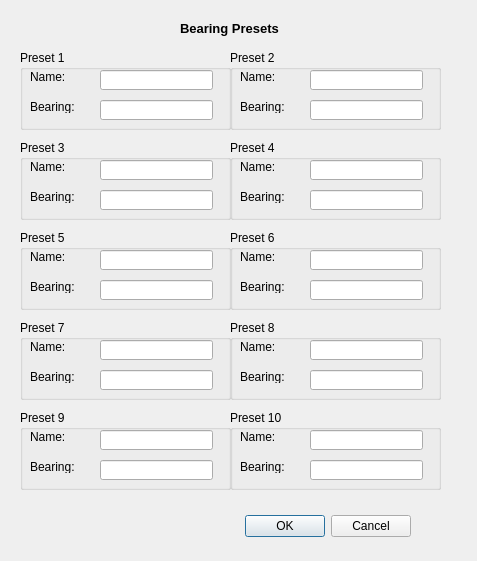
Before: the Qt Designer form mqt/MqtRotator/editpresetsdialog.ui in zsteva/backup-minos2, drawn with Qt 5.
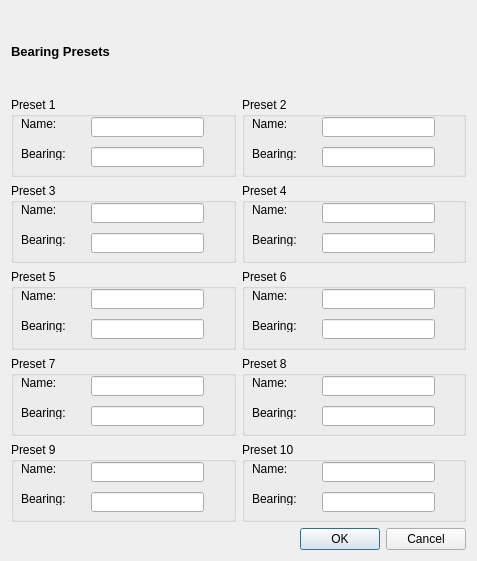
After: the same form once the commit is applied.

Commit message: compass and layouts adjust for resizing. Dial promoted to compassDial

Patch:
```diff
--- a/mqt/MqtRotator/editpresetsdialog.ui
+++ b/mqt/MqtRotator/editpresetsdialog.ui
@@ -13,208 +13,23 @@
   <property name="windowTitle">
    <string>Dialog</string>
   </property>
-  <widget class="QDialogButtonBox" name="editPresetbuttonBox">
-   <property name="geometry">
-    <rect>
-     <x>80</x>
-     <y>510</y>
-     <width>331</width>
-     <height>32</height>
-    </rect>
-   </property>
-   <property name="orientation">
-    <enum>Qt::Horizontal</enum>
-   </property>
-   <property name="standardButtons">
-    <set>QDialogButtonBox::Cancel|QDialogButtonBox::Ok</set>
-   </property>
-  </widget>
-  <widget class="QGroupBox" name="groupBox_5">
-   <property name="geometry">
-    <rect>
-     <x>20</x>
-     <y>230</y>
-     <width>211</width>
-     <height>80</height>
-    </rect>
-   </property>
-   <property name="title">
-    <string>Preset 5</string>
-   </property>
-   <widget class="QLabel" name="editPreset5_NameLabel">
-    <property name="geometry">
-     <rect>
-      <x>10</x>
-      <y>20</y>
-      <width>47</width>
-      <height>13</height>
-     </rect>
-    </property>
+  <layout class="QGridLayout" name="gridLayout">
+   <item row="0" column="0">
+    <widget class="QLabel" name="BearingPresetTitle">
+     <property name="font">
+      <font>
+       <pointsize>10</pointsize>
+       <weight>75</weight>
+       <bold>true</bold>
+      </font>
+     </property>
     <property name="text">
-     <string>Name:</string>
-    </property>
-   </widget>
-   <widget class="QLabel" name="editPresetBearing5_Label">
-    <property name="geometry">
-     <rect>
-      <x>10</x>
-      <y>50</y>
-      <width>47</width>
-      <height>13</height>
-     </rect>
-    </property>
-    <property name="text">
-     <string>Bearing:</string>
-    </property>
-   </widget>
-   <widget class="QLineEdit" name="presetNameEdit5">
-    <property name="geometry">
-     <rect>
-      <x>80</x>
-      <y>20</y>
-      <width>113</width>
-      <height>20</height>
-     </rect>
-    </property>
-   </widget>
-   <widget class="QLineEdit" name="presetBearingEdit5">
-    <property name="geometry">
-     <rect>
-      <x>80</x>
-      <y>50</y>
-      <width>113</width>
-      <height>20</height>
-     </rect>
-    </property>
-   </widget>
-  </widget>
-  <widget class="QGroupBox" name="groupBox_8">
-   <property name="geometry">
-    <rect>
-     <x>230</x>
-     <y>320</y>
-     <width>211</width>
-     <height>80</height>
-    </rect>
-   </property>
-   <property name="title">
-    <string>Preset 8</string>
-   </property>
-   <widget class="QLabel" name="editPreset8_NameLabel">
-    <property name="geometry">
-     <rect>
-      <x>10</x>
-      <y>20</y>
-      <width>47</width>
-      <height>13</height>
-     </rect>
-    </property>
-    <property name="text">
-     <string>Name:</string>
-    </property>
-   </widget>
-   <widget class="QLabel" name="editPresetBearing8_Label">
-    <property name="geometry">
-     <rect>
-      <x>10</x>
-      <y>50</y>
-      <width>47</width>
-      <height>13</height>
-     </rect>
-    </property>
-    <property name="text">
-     <string>Bearing:</string>
-    </property>
-   </widget>
-   <widget class="QLineEdit" name="presetNameEdit8">
-    <property name="geometry">
-     <rect>
-      <x>80</x>
-      <y>20</y>
-      <width>113</width>
-      <height>20</height>
-     </rect>
-    </property>
-   </widget>
-   <widget class="QLineEdit" name="presetBearingEdit8">
-    <property name="geometry">
-     <rect>
-      <x>80</x>
-      <y>50</y>
-      <width>113</width>
-      <height>20</height>
-     </rect>
-    </property>
-   </widget>
-  </widget>
-  <widget class="QGroupBox" name="groupBox_10">
-   <property name="geometry">
-    <rect>
-     <x>230</x>
-     <y>410</y>
-     <width>211</width>
-     <height>80</height>
-    </rect>
-   </property>
-   <property name="title">
-    <string>Preset 10</string>
-   </property>
-   <widget class="QLabel" name="editPreset10_NameLabel">
-    <property name="geometry">
-     <rect>
-      <x>10</x>
-      <y>20</y>
-      <width>47</width>
-      <height>13</height>
-     </rect>
-    </property>
-    <property name="text">
-     <string>Name:</string>
-    </property>
-   </widget>
-   <widget class="QLabel" name="editPresetBearing10_Label">
-    <property name="geometry">
-     <rect>
-      <x>10</x>
-      <y>50</y>
-      <width>47</width>
-      <height>13</height>
-     </rect>
-    </property>
-    <property name="text">
-     <string>Bearing:</string>
-    </property>
-   </widget>
-   <widget class="QLineEdit" name="presetNameEdit10">
-    <property name="geometry">
-     <rect>
-      <x>80</x>
-      <y>20</y>
-      <width>113</width>
-      <height>20</height>
-     </rect>
-    </property>
-   </widget>
-   <widget class="QLineEdit" name="presetBearingEdit10">
-    <property name="geometry">
-     <rect>
-      <x>80</x>
-      <y>50</y>
-      <width>113</width>
-      <height>20</height>
-     </rect>
-    </property>
-   </widget>
-  </widget>
+      <string>Bearing Presets</string>
+     </property>
+    </widget>
+   </item>
+   <item row="1" column="0">
   <widget class="QGroupBox" name="groupBox_1">
-   <property name="geometry">
-    <rect>
-     <x>20</x>
-     <y>50</y>
-     <width>211</width>
-     <height>80</height>
-    </rect>
-   </property>
    <property name="title">
     <string>Preset 1</string>
    </property>
@@ -268,15 +83,62 @@
     </property>
    </widget>
   </widget>
+   </item>
+   <item row="1" column="1">
+    <widget class="QGroupBox" name="groupBox_2">
+     <property name="title">
+      <string>Preset 2</string>
+     </property>
+     <widget class="QLabel" name="editPreset2_NameLabel">
+      <property name="geometry">
+       <rect>
+        <x>10</x>
+        <y>20</y>
+        <width>47</width>
+        <height>13</height>
+       </rect>
+      </property>
+      <property name="text">
+       <string>Name:</string>
+      </property>
+     </widget>
+     <widget class="QLabel" name="editPresetBearing2_Label">
+      <property name="geometry">
+       <rect>
+        <x>10</x>
+        <y>50</y>
+        <width>47</width>
+        <height>13</height>
+       </rect>
+      </property>
+      <property name="text">
+       <string>Bearing:</string>
+      </property>
+     </widget>
+     <widget class="QLineEdit" name="presetNameEdit2">
+      <property name="geometry">
+       <rect>
+        <x>80</x>
+        <y>20</y>
+        <width>113</width>
+        <height>20</height>
+       </rect>
+      </property>
+     </widget>
+     <widget class="QLineEdit" name="presetBearingEdit2">
+      <property name="geometry">
+       <rect>
+        <x>80</x>
+        <y>50</y>
+        <width>113</width>
+        <height>20</height>
+       </rect>
+      </property>
+     </widget>
+    </widget>
+   </item>
+   <item row="2" column="0">
   <widget class="QGroupBox" name="groupBox_3">
-   <property name="geometry">
-    <rect>
-     <x>20</x>
-     <y>140</y>
-     <width>211</width>
-     <height>80</height>
-    </rect>
-   </property>
    <property name="title">
     <string>Preset 3</string>
    </property>
@@ -327,74 +189,9 @@
     </property>
    </widget>
   </widget>
-  <widget class="QGroupBox" name="groupBox_9">
-   <property name="geometry">
-    <rect>
-     <x>20</x>
-     <y>410</y>
-     <width>211</width>
-     <height>80</height>
-    </rect>
-   </property>
-   <property name="title">
-    <string>Preset 9</string>
-   </property>
-   <widget class="QLabel" name="editPreset9_NameLabel">
-    <property name="geometry">
-     <rect>
-      <x>10</x>
-      <y>20</y>
-      <width>47</width>
-      <height>13</height>
-     </rect>
-    </property>
-    <property name="text">
-     <string>Name:</string>
-    </property>
-   </widget>
-   <widget class="QLabel" name="editPresetBearing9_Label">
-    <property name="geometry">
-     <rect>
-      <x>10</x>
-      <y>50</y>
-      <width>47</width>
-      <height>13</height>
-     </rect>
-    </property>
-    <property name="text">
-     <string>Bearing:</string>
-    </property>
-   </widget>
-   <widget class="QLineEdit" name="presetNameEdit9">
-    <property name="geometry">
-     <rect>
-      <x>80</x>
-      <y>20</y>
-      <width>113</width>
-      <height>20</height>
-     </rect>
-    </property>
-   </widget>
-   <widget class="QLineEdit" name="presetBearingEdit9">
-    <property name="geometry">
-     <rect>
-      <x>80</x>
-      <y>50</y>
-      <width>113</width>
-      <height>20</height>
-     </rect>
-    </property>
-   </widget>
-  </widget>
+   </item>
+   <item row="2" column="1">
   <widget class="QGroupBox" name="groupBox_4">
-   <property name="geometry">
-    <rect>
-     <x>230</x>
-     <y>140</y>
-     <width>211</width>
-     <height>80</height>
-    </rect>
-   </property>
    <property name="title">
     <string>Preset 4</string>
    </property>
@@ -445,15 +242,62 @@
     </property>
    </widget>
   </widget>
+   </item>
+   <item row="3" column="0">
+    <widget class="QGroupBox" name="groupBox_5">
+     <property name="title">
+      <string>Preset 5</string>
+     </property>
+     <widget class="QLabel" name="editPreset5_NameLabel">
+      <property name="geometry">
+       <rect>
+        <x>10</x>
+        <y>20</y>
+        <width>47</width>
+        <height>13</height>
+       </rect>
+      </property>
+      <property name="text">
+       <string>Name:</string>
+      </property>
+     </widget>
+     <widget class="QLabel" name="editPresetBearing5_Label">
+      <property name="geometry">
+       <rect>
+        <x>10</x>
+        <y>50</y>
+        <width>47</width>
+        <height>13</height>
+       </rect>
+      </property>
+      <property name="text">
+       <string>Bearing:</string>
+      </property>
+     </widget>
+     <widget class="QLineEdit" name="presetNameEdit5">
+      <property name="geometry">
+       <rect>
+        <x>80</x>
+        <y>20</y>
+        <width>113</width>
+        <height>20</height>
+       </rect>
+      </property>
+     </widget>
+     <widget class="QLineEdit" name="presetBearingEdit5">
+      <property name="geometry">
+       <rect>
+        <x>80</x>
+        <y>50</y>
+        <width>113</width>
+        <height>20</height>
+       </rect>
+      </property>
+     </widget>
+    </widget>
+   </item>
+   <item row="3" column="1">
   <widget class="QGroupBox" name="groupBox_6">
-   <property name="geometry">
-    <rect>
-     <x>230</x>
-     <y>230</y>
-     <width>211</width>
-     <height>80</height>
-    </rect>
-   </property>
    <property name="title">
     <string>Preset 6</string>
    </property>
@@ -504,35 +348,9 @@
     </property>
    </widget>
   </widget>
-  <widget class="QLabel" name="BearingPresetTitle">
-   <property name="geometry">
-    <rect>
-     <x>180</x>
-     <y>20</y>
-     <width>111</width>
-     <height>16</height>
-    </rect>
-   </property>
-   <property name="font">
-    <font>
-     <pointsize>10</pointsize>
-     <weight>75</weight>
-     <bold>true</bold>
-    </font>
-   </property>
-   <property name="text">
-    <string>Bearing Presets</string>
-   </property>
-  </widget>
+   </item>
+   <item row="4" column="0">
   <widget class="QGroupBox" name="groupBox_7">
-   <property name="geometry">
-    <rect>
-     <x>20</x>
-     <y>320</y>
-     <width>211</width>
-     <height>80</height>
-    </rect>
-   </property>
    <property name="title">
     <string>Preset 7</string>
    </property>
@@ -583,19 +401,66 @@
     </property>
    </widget>
   </widget>
-  <widget class="QGroupBox" name="groupBox_2">
+   </item>
+   <item row="4" column="1">
+    <widget class="QGroupBox" name="groupBox_8">
+     <property name="title">
+      <string>Preset 8</string>
+     </property>
+     <widget class="QLabel" name="editPreset8_NameLabel">
    <property name="geometry">
     <rect>
-     <x>230</x>
+        <x>10</x>
+        <y>20</y>
+        <width>47</width>
+        <height>13</height>
+       </rect>
+      </property>
+      <property name="text">
+       <string>Name:</string>
+      </property>
+     </widget>
+     <widget class="QLabel" name="editPresetBearing8_Label">
+      <property name="geometry">
+       <rect>
+        <x>10</x>
      <y>50</y>
-     <width>211</width>
-     <height>80</height>
-    </rect>
-   </property>
+        <width>47</width>
+        <height>13</height>
+       </rect>
+      </property>
+      <property name="text">
+       <string>Bearing:</string>
+      </property>
+     </widget>
+     <widget class="QLineEdit" name="presetNameEdit8">
+      <property name="geometry">
+       <rect>
+        <x>80</x>
+        <y>20</y>
+        <width>113</width>
+        <height>20</height>
+       </rect>
+      </property>
+     </widget>
+     <widget class="QLineEdit" name="presetBearingEdit8">
+      <property name="geometry">
+       <rect>
+        <x>80</x>
+        <y>50</y>
+        <width>113</width>
+        <height>20</height>
+       </rect>
+      </property>
+     </widget>
+    </widget>
+   </item>
+   <item row="5" column="0">
+    <widget class="QGroupBox" name="groupBox_9">
    <property name="title">
-    <string>Preset 2</string>
-   </property>
-   <widget class="QLabel" name="editPreset2_NameLabel">
+      <string>Preset 9</string>
+     </property>
+     <widget class="QLabel" name="editPreset9_NameLabel">
     <property name="geometry">
      <rect>
       <x>10</x>
@@ -608,7 +473,7 @@
      <string>Name:</string>
     </property>
    </widget>
-   <widget class="QLabel" name="editPresetBearing2_Label">
+     <widget class="QLabel" name="editPresetBearing9_Label">
     <property name="geometry">
      <rect>
       <x>10</x>
@@ -621,7 +486,7 @@
      <string>Bearing:</string>
     </property>
    </widget>
-   <widget class="QLineEdit" name="presetNameEdit2">
+     <widget class="QLineEdit" name="presetNameEdit9">
     <property name="geometry">
      <rect>
       <x>80</x>
@@ -631,7 +496,7 @@
      </rect>
     </property>
    </widget>
-   <widget class="QLineEdit" name="presetBearingEdit2">
+     <widget class="QLineEdit" name="presetBearingEdit9">
     <property name="geometry">
      <rect>
       <x>80</x>
@@ -642,6 +507,71 @@
     </property>
    </widget>
   </widget>
+   </item>
+   <item row="5" column="1">
+    <widget class="QGroupBox" name="groupBox_10">
+     <property name="title">
+      <string>Preset 10</string>
+     </property>
+     <widget class="QLabel" name="editPreset10_NameLabel">
+      <property name="geometry">
+       <rect>
+        <x>10</x>
+        <y>20</y>
+        <width>47</width>
+        <height>13</height>
+       </rect>
+      </property>
+      <property name="text">
+       <string>Name:</string>
+      </property>
+     </widget>
+     <widget class="QLabel" name="editPresetBearing10_Label">
+      <property name="geometry">
+       <rect>
+        <x>10</x>
+        <y>50</y>
+        <width>47</width>
+        <height>13</height>
+       </rect>
+      </property>
+      <property name="text">
+       <string>Bearing:</string>
+      </property>
+     </widget>
+     <widget class="QLineEdit" name="presetNameEdit10">
+      <property name="geometry">
+       <rect>
+        <x>80</x>
+        <y>20</y>
+        <width>113</width>
+        <height>20</height>
+       </rect>
+      </property>
+     </widget>
+     <widget class="QLineEdit" name="presetBearingEdit10">
+      <property name="geometry">
+       <rect>
+        <x>80</x>
+        <y>50</y>
+        <width>113</width>
+        <height>20</height>
+       </rect>
+      </property>
+     </widget>
+    </widget>
+   </item>
+   <item row="6" column="0" colspan="2">
+    <widget class="QDialogButtonBox" name="editPresetbuttonBox">
+     <property name="orientation">
+      <enum>Qt::Horizontal</enum>
+     </property>
+     <property name="standardButtons">
+      <set>QDialogButtonBox::Cancel|QDialogButtonBox::Ok</set>
+     </property>
+    </widget>
+   </item>
+  </layout>
   <zorder>groupBox_4</zorder>
   <zorder>editPresetbuttonBox</zorder>
   <zorder>groupBox_5</zorder>
```
Lines whose indentation alone changed are shown as unchanged. The commit also changes 10 other files.
